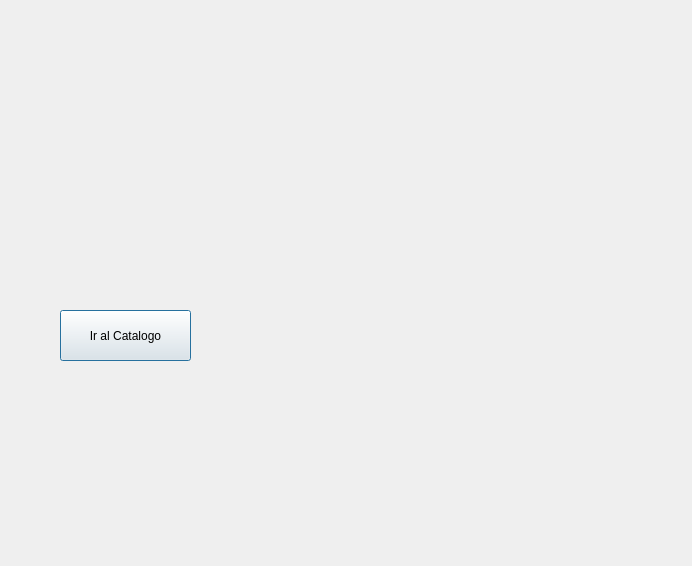
Before: the Qt Designer form OrangoTango/cuenta.ui in AlejandroMB1/OrangoTango, drawn with Qt 5.
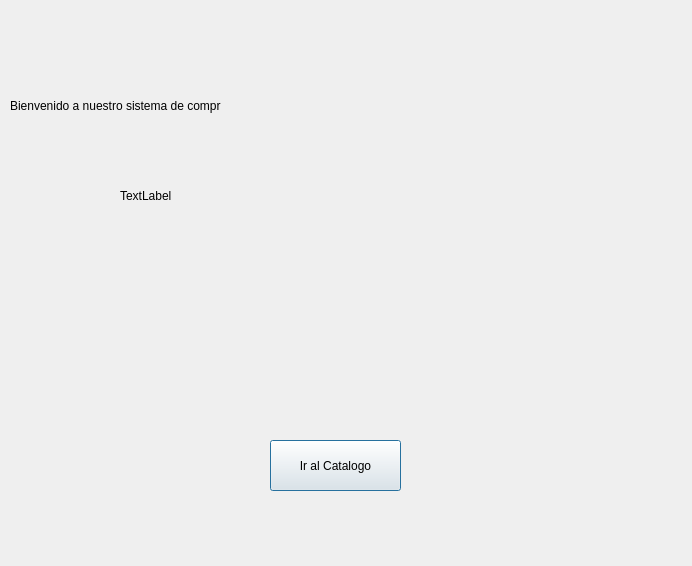
After: the same form once the commit is applied.

Diff of the .ui file:
```diff
--- a/OrangoTango/cuenta.ui
+++ b/OrangoTango/cuenta.ui
@@ -19,8 +19,8 @@
   <widget class="QPushButton" name="IralCatalogo">
    <property name="geometry">
     <rect>
-     <x>60</x>
-     <y>310</y>
+     <x>270</x>
+     <y>440</y>
      <width>131</width>
      <height>51</height>
     </rect>
@@ -29,6 +29,32 @@
     <string>Ir al Catalogo</string>
    </property>
   </widget>
+  <widget class="QLabel" name="label">
+   <property name="geometry">
+    <rect>
+     <x>10</x>
+     <y>70</y>
+     <width>211</width>
+     <height>71</height>
+    </rect>
+   </property>
+   <property name="text">
+    <string>Bienvenido a nuestro sistema de compra:</string>
+   </property>
+  </widget>
+  <widget class="QLabel" name="label_2">
+   <property name="geometry">
+    <rect>
+     <x>120</x>
+     <y>180</y>
+     <width>101</width>
+     <height>31</height>
+    </rect>
+   </property>
+   <property name="text">
+    <string>TextLabel</string>
+   </property>
+  </widget>
  </widget>
  <resources/>
  <connections/>
```
